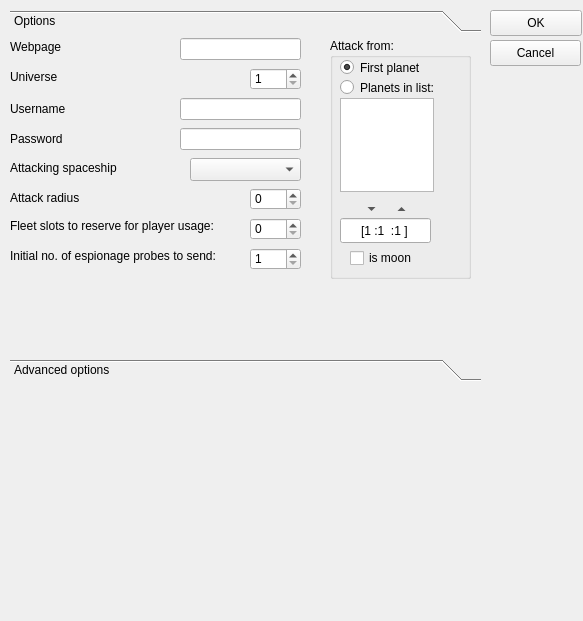
This is ogbot/src/ui/Options.ui in kovan/kovans-ogbot as Qt 5 draws it before an edit. The edited form follows.
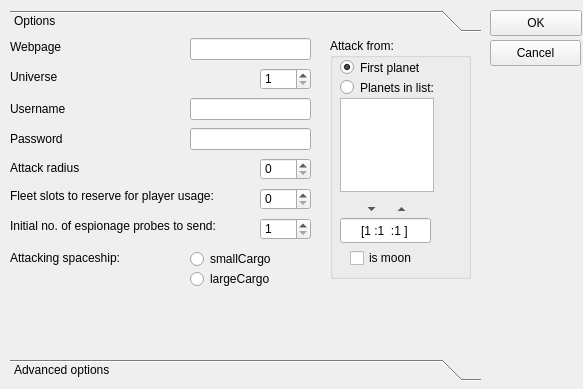
This is the edited form. The open tabs and pages were chosen to show the change. Icons and pictures are not drawn.

```diff
--- a/ogbot/src/ui/Options.ui
+++ b/ogbot/src/ui/Options.ui
@@ -6,7 +6,7 @@
     <x>0</x>
     <y>0</y>
     <width>583</width>
-    <height>621</height>
+    <height>389</height>
    </rect>
   </property>
   <property name="sizePolicy" >
@@ -78,7 +78,7 @@
     </rect>
    </property>
    <property name="currentIndex" >
-    <number>1</number>
+    <number>0</number>
    </property>
    <widget class="QWidget" name="page_3" >
     <property name="geometry" >
@@ -108,19 +108,6 @@
       <cstring>webpageLineEdit</cstring>
      </property>
     </widget>
-    <widget class="QLineEdit" name="webpageLineEdit" >
-     <property name="geometry" >
-      <rect>
-       <x>170</x>
-       <y>0</y>
-       <width>121</width>
-       <height>22</height>
-      </rect>
-     </property>
-     <property name="text" >
-      <string/>
-     </property>
-    </widget>
     <widget class="QLabel" name="label_13" >
      <property name="geometry" >
       <rect>
@@ -137,16 +124,6 @@
       <cstring>universeSpinBox</cstring>
      </property>
     </widget>
-    <widget class="QLineEdit" name="usernameLineEdit" >
-     <property name="geometry" >
-      <rect>
-       <x>170</x>
-       <y>60</y>
-       <width>121</width>
-       <height>22</height>
-      </rect>
-     </property>
-    </widget>
     <widget class="QLabel" name="label_10" >
      <property name="geometry" >
       <rect>
@@ -179,87 +156,6 @@
       <cstring>passwordLineEdit</cstring>
      </property>
     </widget>
-    <widget class="QLineEdit" name="passwordLineEdit" >
-     <property name="geometry" >
-      <rect>
-       <x>170</x>
-       <y>90</y>
-       <width>121</width>
-       <height>22</height>
-      </rect>
-     </property>
-     <property name="echoMode" >
-      <enum>QLineEdit::Password</enum>
-     </property>
-    </widget>
-    <widget class="QComboBox" name="attackingShipComboBox" >
-     <property name="geometry" >
-      <rect>
-       <x>180</x>
-       <y>120</y>
-       <width>111</width>
-       <height>23</height>
-      </rect>
-     </property>
-    </widget>
-    <widget class="QLabel" name="label_2" >
-     <property name="geometry" >
-      <rect>
-       <x>0</x>
-       <y>120</y>
-       <width>181</width>
-       <height>20</height>
-      </rect>
-     </property>
-     <property name="text" >
-      <string>Attacking spaceship</string>
-     </property>
-     <property name="buddy" >
-      <cstring>attackingShipComboBox</cstring>
-     </property>
-    </widget>
-    <widget class="QLabel" name="label_3" >
-     <property name="geometry" >
-      <rect>
-       <x>0</x>
-       <y>150</y>
-       <width>181</width>
-       <height>20</height>
-      </rect>
-     </property>
-     <property name="text" >
-      <string>Attack radius</string>
-     </property>
-     <property name="buddy" >
-      <cstring>attackRadiusSpinBox</cstring>
-     </property>
-    </widget>
-    <widget class="QSpinBox" name="attackRadiusSpinBox" >
-     <property name="geometry" >
-      <rect>
-       <x>240</x>
-       <y>150</y>
-       <width>51</width>
-       <height>22</height>
-      </rect>
-     </property>
-     <property name="maximum" >
-      <number>999999999</number>
-     </property>
-    </widget>
-    <widget class="QSpinBox" name="universeSpinBox" >
-     <property name="geometry" >
-      <rect>
-       <x>240</x>
-       <y>30</y>
-       <width>51</width>
-       <height>22</height>
-      </rect>
-     </property>
-     <property name="minimum" >
-      <number>1</number>
-     </property>
-    </widget>
     <widget class="QGroupBox" name="groupBox" >
      <property name="geometry" >
       <rect>
@@ -388,7 +284,7 @@
       </property>
      </widget>
     </widget>
-    <widget class="QLabel" name="label_15" >
+    <widget class="QLabel" name="label_14" >
      <property name="geometry" >
       <rect>
        <x>0</x>
@@ -398,52 +294,169 @@
       </rect>
      </property>
      <property name="text" >
+      <string>Initial no. of espionage probes to send:</string>
+     </property>
+     <property name="buddy" >
+      <cstring>probesToSendSpinBox</cstring>
+     </property>
+    </widget>
+    <widget class="QLabel" name="label_15" >
+     <property name="geometry" >
+      <rect>
+       <x>0</x>
+       <y>140</y>
+       <width>231</width>
+       <height>36</height>
+      </rect>
+     </property>
+     <property name="text" >
       <string>Fleet slots to reserve for player usage:</string>
      </property>
      <property name="buddy" >
       <cstring>probesToSendSpinBox</cstring>
      </property>
     </widget>
-    <widget class="QSpinBox" name="slotsToReserveSpinBox" >
+    <widget class="QLabel" name="label_3" >
      <property name="geometry" >
       <rect>
-       <x>240</x>
-       <y>180</y>
-       <width>51</width>
-       <height>22</height>
+       <x>0</x>
+       <y>120</y>
+       <width>181</width>
+       <height>20</height>
       </rect>
      </property>
-     <property name="minimum" >
-      <number>0</number>
+     <property name="text" >
+      <string>Attack radius</string>
+     </property>
+     <property name="buddy" >
+      <cstring>attackRadiusSpinBox</cstring>
      </property>
     </widget>
     <widget class="QSpinBox" name="probesToSendSpinBox" >
      <property name="geometry" >
       <rect>
-       <x>240</x>
+       <x>250</x>
+       <y>180</y>
+       <width>51</width>
+       <height>22</height>
+      </rect>
+     </property>
+     <property name="minimum" >
+      <number>1</number>
+     </property>
+    </widget>
+    <widget class="QSpinBox" name="slotsToReserveSpinBox" >
+     <property name="geometry" >
+      <rect>
+       <x>250</x>
+       <y>150</y>
+       <width>51</width>
+       <height>22</height>
+      </rect>
+     </property>
+     <property name="minimum" >
+      <number>0</number>
+     </property>
+    </widget>
+    <widget class="QSpinBox" name="attackRadiusSpinBox" >
+     <property name="geometry" >
+      <rect>
+       <x>250</x>
+       <y>120</y>
+       <width>51</width>
+       <height>22</height>
+      </rect>
+     </property>
+     <property name="maximum" >
+      <number>999999999</number>
+     </property>
+    </widget>
+    <widget class="QLineEdit" name="passwordLineEdit" >
+     <property name="geometry" >
+      <rect>
+       <x>180</x>
+       <y>90</y>
+       <width>121</width>
+       <height>22</height>
+      </rect>
+     </property>
+     <property name="echoMode" >
+      <enum>QLineEdit::Password</enum>
+     </property>
+    </widget>
+    <widget class="QSpinBox" name="universeSpinBox" >
+     <property name="geometry" >
+      <rect>
+       <x>250</x>
+       <y>30</y>
+       <width>51</width>
+       <height>22</height>
+      </rect>
+     </property>
+     <property name="minimum" >
+      <number>1</number>
+     </property>
+    </widget>
+    <widget class="QLineEdit" name="webpageLineEdit" >
+     <property name="geometry" >
+      <rect>
+       <x>180</x>
+       <y>0</y>
+       <width>121</width>
+       <height>22</height>
+      </rect>
+     </property>
+     <property name="text" >
+      <string/>
+     </property>
+    </widget>
+    <widget class="QLineEdit" name="usernameLineEdit" >
+     <property name="geometry" >
+      <rect>
+       <x>180</x>
+       <y>60</y>
+       <width>121</width>
+       <height>22</height>
+      </rect>
+     </property>
+    </widget>
+    <widget class="QRadioButton" name="smallCargoRadioButton" >
+     <property name="geometry" >
+      <rect>
+       <x>180</x>
        <y>210</y>
-       <width>51</width>
+       <width>92</width>
        <height>22</height>
       </rect>
      </property>
-     <property name="minimum" >
-      <number>1</number>
+     <property name="text" >
+      <string>smallCargo</string>
      </property>
     </widget>
-    <widget class="QLabel" name="label_14" >
+    <widget class="QRadioButton" name="largeCargoRadioButton" >
+     <property name="geometry" >
+      <rect>
+       <x>180</x>
+       <y>230</y>
+       <width>92</width>
+       <height>22</height>
+      </rect>
+     </property>
+     <property name="text" >
+      <string>largeCargo</string>
+     </property>
+    </widget>
+    <widget class="QLabel" name="label_2" >
      <property name="geometry" >
       <rect>
        <x>0</x>
-       <y>200</y>
-       <width>231</width>
-       <height>36</height>
+       <y>210</y>
+       <width>151</width>
+       <height>20</height>
       </rect>
      </property>
      <property name="text" >
-      <string>Initial no. of espionage probes to send:</string>
-     </property>
-     <property name="buddy" >
-      <cstring>probesToSendSpinBox</cstring>
+      <string>Attacking spaceship:</string>
      </property>
     </widget>
    </widget>
```
Left out of the diff: 1 changed line with no effect on the pictures.
